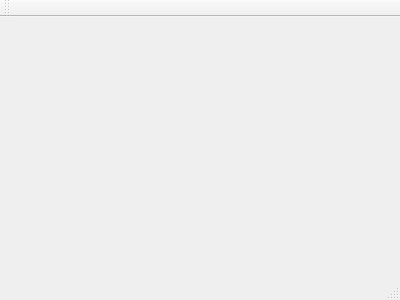
Old version of the form mainwindow.ui in the repository agb18/master.
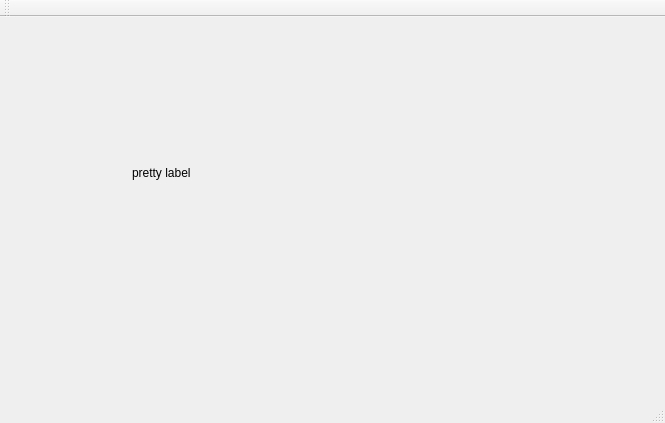
New version of the form.

Commit message: desde terminal

```diff
--- a/mainwindow.ui
+++ b/mainwindow.ui
@@ -1,24 +1,53 @@
 <ui version="4.0">
  <class>MainWindow</class>
- <widget class="QMainWindow" name="MainWindow" >
-  <property name="geometry" >
+ <widget class="QMainWindow" name="MainWindow">
+  <property name="geometry">
    <rect>
     <x>0</x>
     <y>0</y>
-    <width>400</width>
-    <height>300</height>
+    <width>665</width>
+    <height>423</height>
    </rect>
   </property>
   <property name="windowTitle" >
    <string>MainWindow</string>
   </property>
-  <widget class="QMenuBar" name="menuBar" />
-  <widget class="QToolBar" name="mainToolBar" />
-  <widget class="QWidget" name="centralWidget" />
-  <widget class="QStatusBar" name="statusBar" />
+  <widget class="QWidget" name="centralWidget">
+   <widget class="QLabel" name="label">
+    <property name="geometry">
+     <rect>
+      <x>132</x>
+      <y>125</y>
+      <width>111</width>
+      <height>61</height>
+     </rect>
+    </property>
+    <property name="text">
+     <string>pretty label</string>
+    </property>
+   </widget>
+  </widget>
+  <widget class="QMenuBar" name="menuBar">
+   <property name="geometry">
+    <rect>
+     <x>0</x>
+     <y>0</y>
+     <width>665</width>
+     <height>26</height>
+    </rect>
+   </property>
+  </widget>
+  <widget class="QToolBar" name="mainToolBar">
+   <attribute name="toolBarArea">
+    <enum>TopToolBarArea</enum>
+   </attribute>
+   <attribute name="toolBarBreak">
+    <bool>false</bool>
+   </attribute>
+  </widget>
+  <widget class="QStatusBar" name="statusBar"/>
  </widget>
- <layoutDefault spacing="6" margin="11" />
- <pixmapfunction></pixmapfunction>
+ <layoutdefault spacing="6" margin="11"/>
  <resources/>
  <connections/>
 </ui>
```
Left out of the diff: 3 changed lines with no effect on the pictures.
